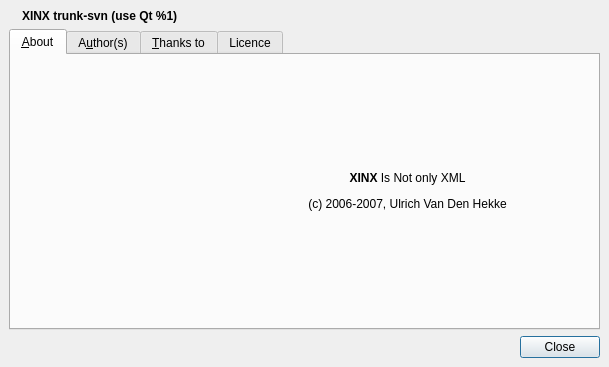
First picture: the form in xinx/ui/about.ui, repository phoenix741/xinx, before the edit.
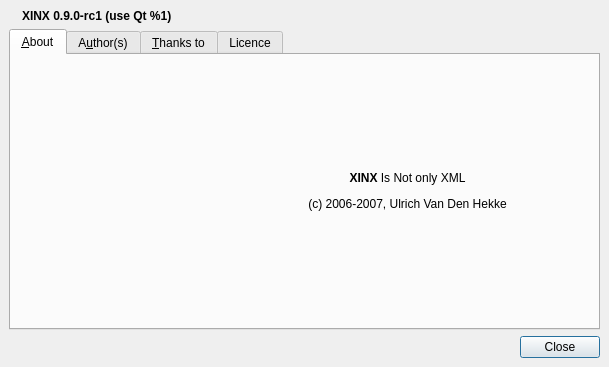
Second picture: the form after the edit. Icons and pictures are not drawn.

Commit message: The version must be mark as 0.9.0-rc1 in about dialog

Patch:
```diff
--- a/xinx/ui/about.ui
+++ b/xinx/ui/about.ui
@@ -28,7 +28,7 @@
    <item row="0" column="1" >
     <widget class="QLabel" name="m_labelVersion" >
      <property name="text" >
-      <string>&lt;b>XINX trunk-svn (use Qt %1)&lt;/b></string>
+      <string>&lt;b>XINX 0.9.0-rc1 (use Qt %1)&lt;/b></string>
      </property>
     </widget>
    </item>
```
